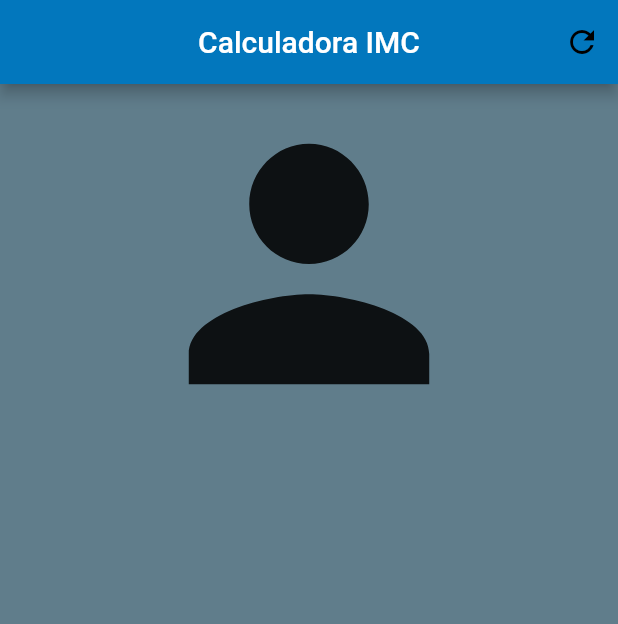
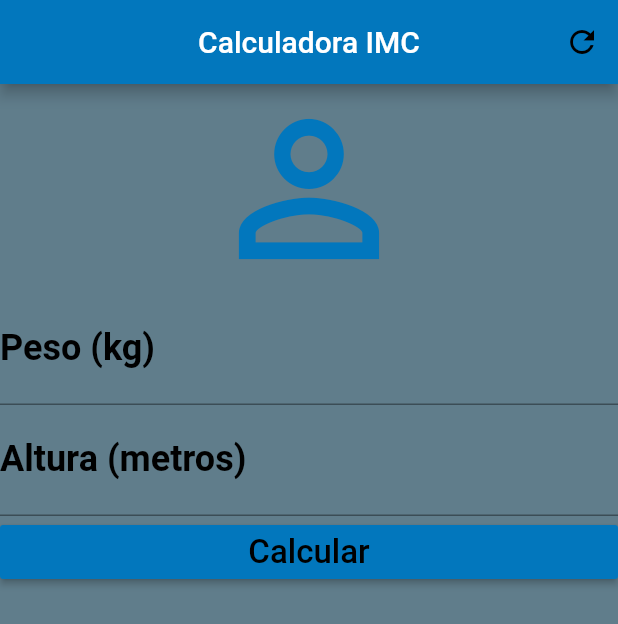
Before and after one commit to partnercloudsupport/Flutter-Apps, a Flutter app: the screen it shows after launch, on a phone screen of 412 x 824 dp. Shown: the top 624 px of the screen. Run offline on Flutter 3.47's test engine with Material 2 defaults, Android fonts, the phone set to English and light mode, and no system bars.

Commit message:
Pre-mudança de cores

```diff
--- a/calculo_imc_review/apptask/lib/main.dart
+++ b/calculo_imc_review/apptask/lib/main.dart
@@ -39,9 +39,41 @@ class _HomeState extends State<Home> {
     ),
     body: Column(
       // Alinha os filhos da coluna no centro (não entendi pq stretch)
+      // O uso do stretch é para ele alinhar o eixo cruzado
+      // como o eixo principal da coluna é o vertical, o stretch vai alinhar
+      // no eixo cruzado, o horizontal, ocupando todo o espaço horizontal da coluna
       crossAxisAlignment: CrossAxisAlignment.stretch,
+      // children: Icon, TextField
       children: <Widget>[
-      Icon(Icons.person, size: 240.0,)
+      Icon(Icons.person_outline, size: 140.0, color: Colors.lightBlue[800],),
+      // Caixa de texto
+      TextField(keyboardType: TextInputType.number,
+      textAlign: TextAlign.center,
+        // Esse style é para o texto digitado no campo
+        style: TextStyle( fontSize: 24.0, color: Colors.black),
+        // decoração do TextField
+        decoration: InputDecoration(labelText: "Peso (kg)",
+          labelStyle: TextStyle(color: Colors.black, fontSize: 24.0,
+            fontWeight: FontWeight.bold)
+        ),
+      ),
+      TextField(keyboardType: TextInputType.number,
+        textAlign: TextAlign.center,
+        // Esse style é para o texto digitado no campo
+        style: TextStyle( fontSize: 24.0, color: Colors.white),
+        // decoração do TextField
+        decoration: InputDecoration(labelText: "Altura (metros)",
+          labelStyle: TextStyle(color: Colors.black, fontSize: 24.0,
+            fontWeight: FontWeight.bold
+            )
+          ),
+        ),
+        RaisedButton(
+          color: Colors.lightBlue[800],
+          onPressed: () {},
+          child: Text("Calcular", style: TextStyle(fontSize: 22.0, color: Colors.black)
+          ,)
+        )
     ],),
     );
   }
```
